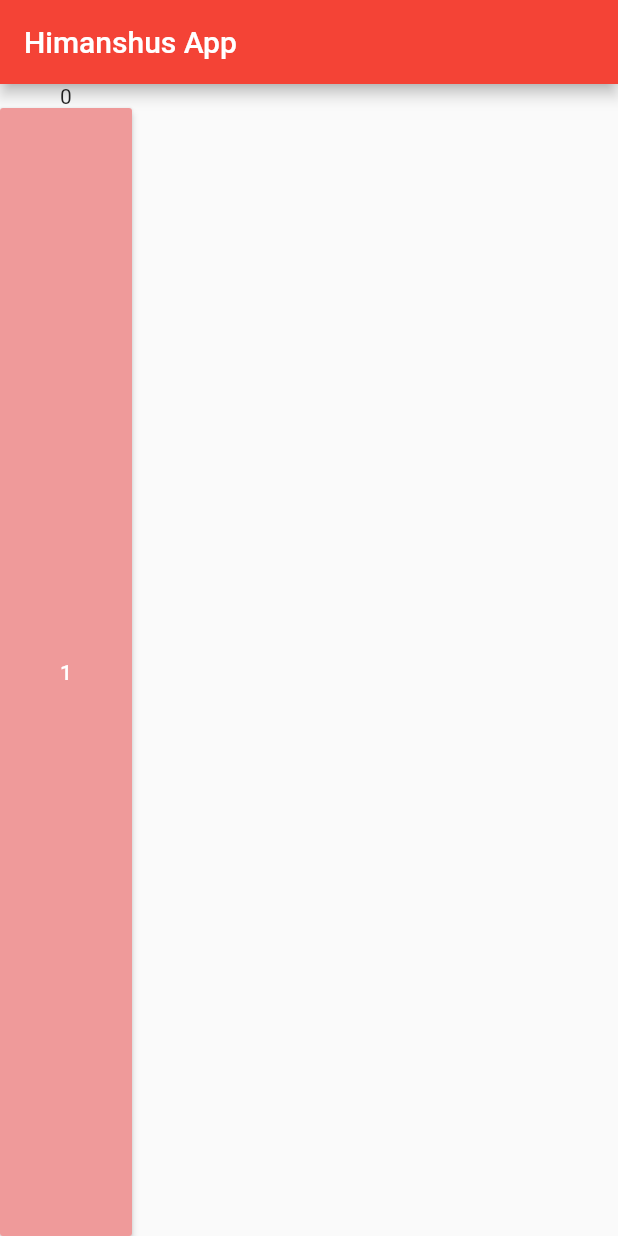
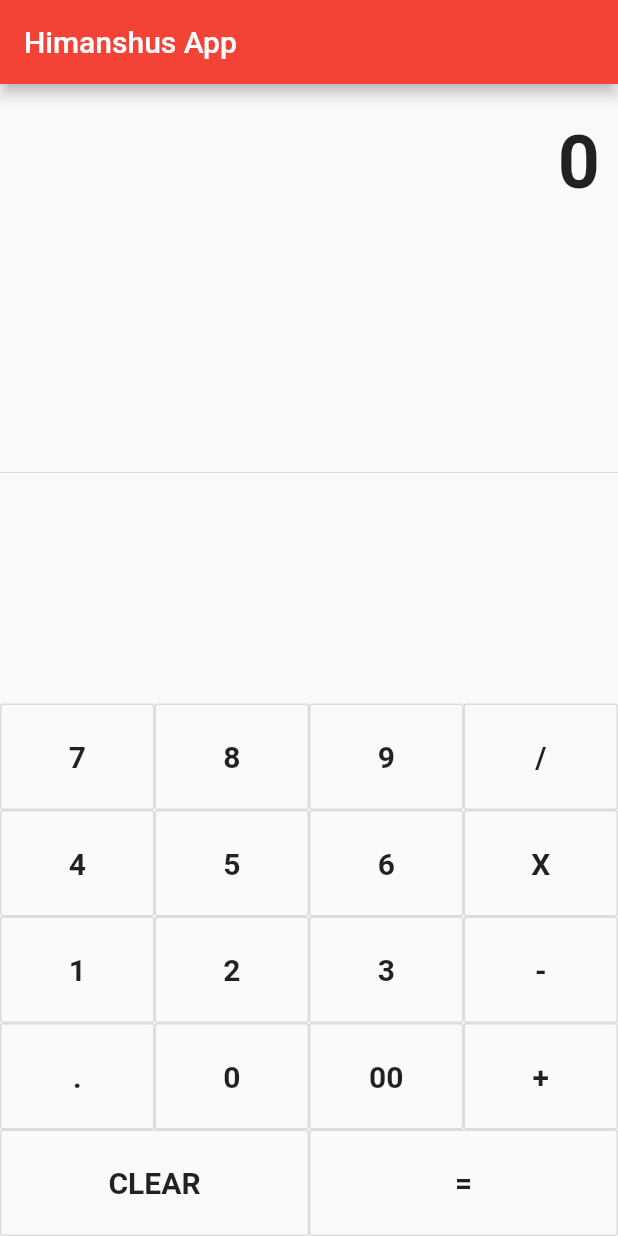
Before and after one commit to sainihimanshu1999/Calculator-Application, a Flutter app: the screen it shows after launch, on a phone screen of 412 x 824 dp. Run offline on Flutter 3.47's test engine with Material 2 defaults, Android fonts, the phone set to English and light mode, and no system bars.

```diff
--- a/calculator_app/lib/main.dart
+++ b/calculator_app/lib/main.dart
@@ -28,27 +28,177 @@ class MyHomePage extends StatefulWidget {
 class _MyHomePageState extends State<MyHomePage> {
 
 
+  String output  = "0";
+
+  String _output = "0";
+  double num1 = 0.0;
+  double num2 = 0.0;
+  String operand = "";
+
+
+  buttonPressed(String buttonText ){
+
+    if(buttonText == "CLEAR"){
+
+      _output = "0";
+      num1 = 0.0;
+      num2 = 0.0;
+      operand = "";
+
+    } else if (buttonText == "+" || buttonText == "-" || buttonText == "/" || buttonText == "X"){
+
+      num1 = double.parse(output);
+
+      operand = buttonText;
+
+      _output = "0";
+
+    } else if(buttonText == "."){
+
+      if(_output.contains(".")){
+        print("Already conatains a decimals");
+        return;
+
+      } else {
+        _output = _output + buttonText;
+      }
+
+    } else if (buttonText == "="){
+
+      num2 = double.parse(output);
+
+      if(operand == "+"){
+        _output = (num1 + num2).toString();
+      }
+      if(operand == "-"){
+        _output = (num1 - num2).toString();
+      }
+      if(operand == "X"){
+        _output = (num1 * num2).toString();
+      }
+      if(operand == "/"){
+        _output = (num1 / num2).toString();
+      }
+
+      num1 = 0.0;
+      num2 = 0.0;
+      operand = "";
+
+    } else {
+
+      _output = _output + buttonText;
+
+    }
+
+    print(_output);
+
+    setState(() {
+
+      output = double.parse(_output).toStringAsFixed(2);
+
+    });
+
+
+
+  }
+
+  Widget buildButton(String buttontText){
+    return new Expanded(
+                  child: new OutlineButton(
+                    padding: new EdgeInsets.all(24.0),
+                    child: new Text(buttontText,
+                     style: TextStyle(
+                       fontSize: 20.0,
+                       fontWeight: FontWeight.bold ),
+                      ),
+                    onPressed: () =>
+                      buttonPressed(buttontText)
+                    ,
+
+                  ),
+                );
+
+  }
+
+
+
+
   @override
   Widget build(BuildContext context) {
     return Scaffold(
       appBar: AppBar(
         title: Text(widget.title),
       ),
-      body:new Container(
+      body: new Container(
+        child: new Column(
+          children: <Widget>[
+            new Container(
+              alignment: Alignment.centerRight,
+              padding : new EdgeInsets.symmetric(
+                vertical : 24.0,
+                horizontal: 12.0
+              ),
+              child: new Text(output , style: new TextStyle(
+                fontSize: 49.0,
+                fontWeight : FontWeight.bold,
+              ),
+            ),
+          ),
 
-        child: new Column(children: <Widget>[
+            new Expanded(
+              child: new Divider()
+            ),
 
-          new Text("0"),
+            new Column(
+              children:[
+                new Row(
+                  children: [
+                    buildButton("7"),
+                    buildButton("8"),
+                    buildButton("9"),
+                    buildButton("/"),
+                  ],
+                ),
 
-          new Expanded(
-              child: new MaterialButton(
-              child: new Text("1"),
-              onPressed: () => {},
-              color: Colors.red[200],
-              textColor: Colors.white,
-            ),
-          )
-        ],),
+                new Row(
+                  children: [
+                    buildButton("4"),
+                    buildButton("5"),
+                    buildButton("6"),
+                    buildButton("X"),
+                  ],
+                ),
+
+                new Row(
+                  children: [
+                    buildButton("1"),
+                    buildButton("2"),
+                    buildButton("3"),
+                    buildButton("-"),
+                  ],
+                ),
+
+                new Row(
+                  children: [
+                    buildButton("."),
+                    buildButton("0"),
+                    buildButton("00"),
+                    buildButton("+"),
+                  ],
+                ),
+
+                new Row(
+                  children: [
+                    buildButton("CLEAR"),
+                    buildButton("="),
+
+                  ],
+                ),
+
+              ],
+            )
+          ],
+        ),
       ),
     );
   }
```
